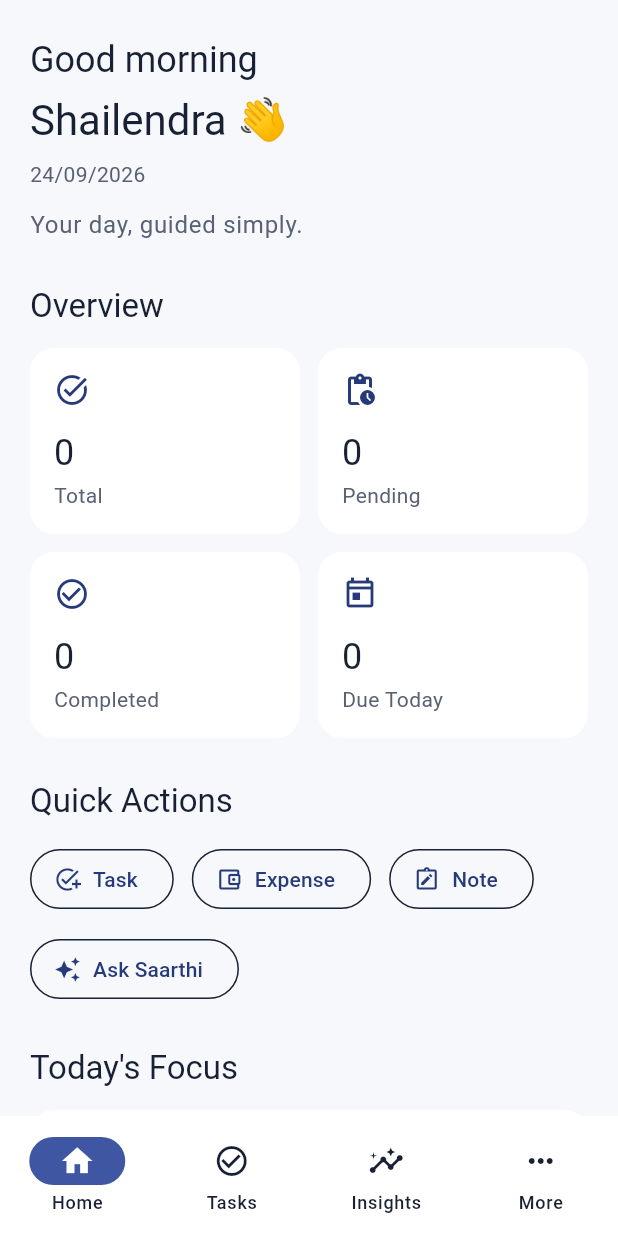
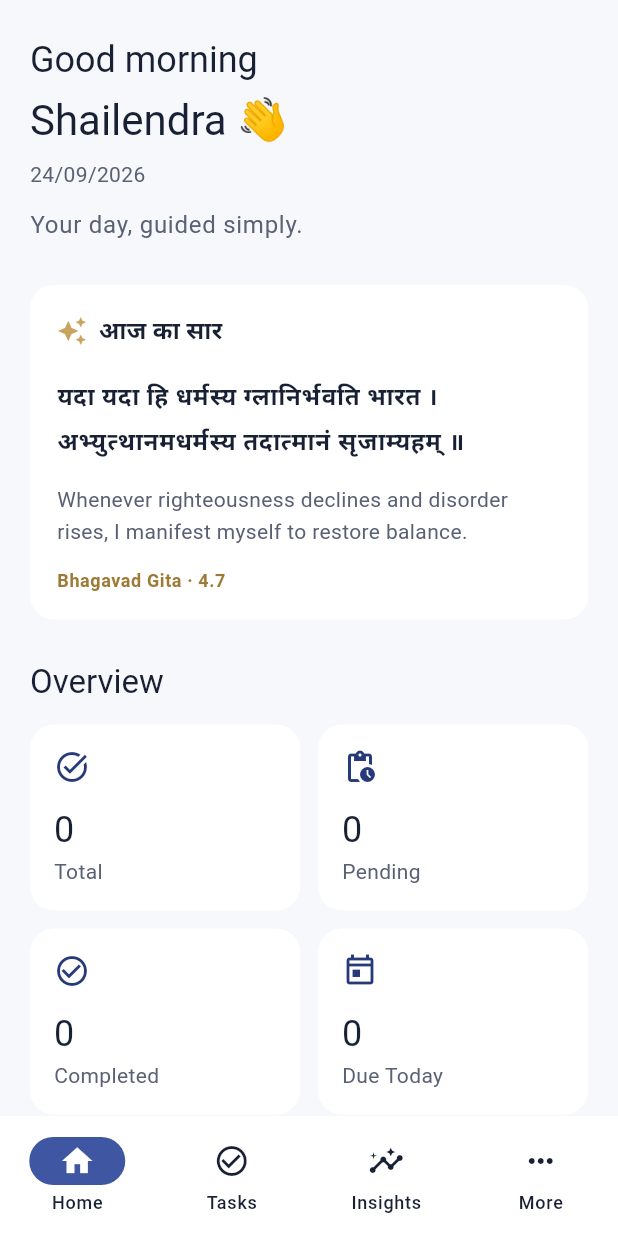
Before and after one commit to sahil1-rawat/life-saarthi-app, a Flutter app: the screen it shows after launch, on a phone screen of 412 x 824 dp. Run offline on Flutter 3.47's test engine with Material 3 defaults, Android fonts, the phone set to English and light mode, and no system bars; our stand-ins replace flutter_riverpod, sqflite; accounts and stored records are empty; network calls fail.

Commit message:
added shlok card in dashboard

```diff
--- /dev/null
+++ b/life_saarthi_app/lib/core/widgets/daily_geeta_card.dart
@@ -0,0 +1,68 @@
+import 'package:flutter/material.dart';
+
+import '../../app/theme/app_colors.dart';
+import '../../features/dashboard/data/daily_geeta_shloks.dart';
+
+class DailyGeetaCard extends StatelessWidget {
+  const DailyGeetaCard({super.key, required this.shlok});
+
+  final DailyGeetaShlok shlok;
+
+  @override
+  Widget build(BuildContext context) {
+    final theme = Theme.of(context);
+
+    return Card(
+      child: Padding(
+        padding: const EdgeInsets.all(18),
+        child: Column(
+          crossAxisAlignment: CrossAxisAlignment.start,
+          children: [
+            Row(
+              children: [
+                const Icon(Icons.auto_awesome, size: 20, color: AppColors.gold),
+                const SizedBox(width: 8),
+                Text(
+                  'आज का सार',
+                  style: theme.textTheme.titleMedium?.copyWith(
+                    fontWeight: FontWeight.w700,
+                  ),
+                ),
+              ],
+            ),
+
+            const SizedBox(height: 16),
+
+            Text(
+              shlok.sanskrit,
+              style: theme.textTheme.bodyLarge?.copyWith(
+                height: 1.8,
+                fontWeight: FontWeight.w600,
+              ),
+            ),
+
+            const SizedBox(height: 14),
+
+            Text(
+              shlok.meaning,
+              style: theme.textTheme.bodyMedium?.copyWith(
+                height: 1.5,
+                color: AppColors.textSecondary,
+              ),
+            ),
+
+            const SizedBox(height: 14),
+
+            Text(
+              'Bhagavad Gita · ${shlok.chapter}.${shlok.verse}',
+              style: theme.textTheme.bodySmall?.copyWith(
+                color: AppColors.goldDark,
+                fontWeight: FontWeight.w600,
+              ),
+            ),
+          ],
+        ),
+      ),
+    );
+  }
+}
--- /dev/null
+++ b/life_saarthi_app/lib/features/dashboard/data/daily_geeta_shloks.dart
@@ -0,0 +1,125 @@
+class DailyGeetaShlok {
+  const DailyGeetaShlok({
+    required this.sanskrit,
+    required this.meaning,
+    required this.chapter,
+    required this.verse,
+  });
+
+  final String sanskrit;
+  final String meaning;
+  final int chapter;
+  final int verse;
+}
+
+const dailyGeetaShloks = <DailyGeetaShlok>[
+  DailyGeetaShlok(
+    sanskrit:
+        'कर्मण्येवाधिकारस्ते मा फलेषु कदाचन ।\n'
+        'मा कर्मफलहेतुर्भूर्मा ते सङ्गोऽस्त्वकर्मणि ॥',
+    meaning:
+        'You have control over your actions, but not over their results. '
+        'Focus on doing your duty without being attached to the outcome.',
+    chapter: 2,
+    verse: 47,
+  ),
+
+  DailyGeetaShlok(
+    sanskrit:
+        'योगस्थः कुरु कर्माणि सङ्गं त्यक्त्वा धनञ्जय ।\n'
+        'सिद्ध्यसिद्ध्योः समो भूत्वा समत्वं योग उच्यते ॥',
+    meaning:
+        'Perform your actions with balance, letting go of attachment to '
+        'success or failure. This balance is called yoga.',
+    chapter: 2,
+    verse: 48,
+  ),
+
+  DailyGeetaShlok(
+    sanskrit:
+        'न हि ज्ञानेन सदृशं पवित्रमिह विद्यते ।\n'
+        'तत्स्वयं योगसंसिद्धः कालेनात्मनि विन्दति ॥',
+    meaning:
+        'Nothing in this world is as purifying as true knowledge. '
+        'With time and sincere practice, it is realized within oneself.',
+    chapter: 4,
+    verse: 38,
+  ),
+
+  DailyGeetaShlok(
+    sanskrit:
+        'उद्धरेदात्मनाऽत्मानं नात्मानमवसादयेत् ।\n'
+        'आत्मैव ह्यात्मनो बन्धुरात्मैव रिपुरात्मनः ॥',
+    meaning:
+        'Lift yourself through your own efforts and do not let yourself '
+        'fall. Your mind can be your greatest friend or your greatest enemy.',
+    chapter: 6,
+    verse: 5,
+  ),
+
+  DailyGeetaShlok(
+    sanskrit:
+        'मनःप्रसादः सौम्यत्वं मौनमात्मविनिग्रहः ।\n'
+        'भावसंशुद्धिरित्येतत्तपो मानसमुच्यते ॥',
+    meaning:
+        'A calm mind, gentleness, silence, self-control and purity of '
+        'thought are forms of inner discipline.',
+    chapter: 17,
+    verse: 16,
+  ),
+
+  DailyGeetaShlok(
+    sanskrit:
+        'अद्वेष्टा सर्वभूतानां मैत्रः करुण एव च ।\n'
+        'निर्ममो निरहङ्कारः समदुःखसुखः क्षमी ॥',
+    meaning:
+        'Be free from hatred, be friendly and compassionate, and remain '
+        'balanced in happiness and difficulty.',
+    chapter: 12,
+    verse: 13,
+  ),
+
+  DailyGeetaShlok(
+    sanskrit:
+        'यदा यदा हि धर्मस्य ग्लानिर्भवति भारत ।\n'
+        'अभ्युत्थानमधर्मस्य तदात्मानं सृजाम्यहम् ॥',
+    meaning:
+        'Whenever righteousness declines and disorder rises, I manifest '
+        'myself to restore balance.',
+    chapter: 4,
+    verse: 7,
+  ),
+
+  DailyGeetaShlok(
+    sanskrit:
+        'परित्राणाय साधूनां विनाशाय च दुष्कृताम् ।\n'
+        'धर्मसंस्थापनार्थाय सम्भवामि युगे युगे ॥',
+    meaning:
+        'To protect goodness, overcome wrongdoing and restore dharma, '
+        'I appear age after age.',
+    chapter: 4,
+    verse: 8,
+  ),
+
+  DailyGeetaShlok(
+    sanskrit:
+        'श्रद्धावान् लभते ज्ञानं तत्परः संयतेन्द्रियः ।\n'
+        'ज्ञानं लब्ध्वा परां शान्तिमचिरेणाधिगच्छति ॥',
+    meaning:
+        'A sincere person who has faith and disciplined senses gains '
+        'knowledge and, through it, attains deep peace.',
+    chapter: 4,
+    verse: 39,
+  ),
+
+  DailyGeetaShlok(
+    sanskrit:
+        'मय्येव मन आधत्स्व मयि बुद्धिं निवेशय ।\n'
+        'निवसिष्यसि मय्येव अत ऊर्ध्वं न संशयः ॥',
+    meaning:
+        'Place your mind and understanding in the Divine, and remain '
+        'steadfast in that connection.',
+    chapter: 12,
+    verse: 8,
+  ),
+];
--- a/life_saarthi_app/lib/features/dashboard/presentation/dashboard_screen.dart
+++ b/life_saarthi_app/lib/features/dashboard/presentation/dashboard_screen.dart
@@ -1,5 +1,7 @@
 import 'package:flutter/material.dart';
 import 'package:flutter_riverpod/flutter_riverpod.dart';
+import 'package:life_saarthi_app/core/widgets/daily_geeta_card.dart';
+import 'package:life_saarthi_app/features/dashboard/data/daily_geeta_shloks.dart';
 import 'package:life_saarthi_app/features/tasks/presentation/widgets/add_task_bottom_sheet.dart';
 
 import '../../../app/theme/app_colors.dart';
@@ -10,6 +12,20 @@ import '../../tasks/presentation/providers/task_notifier.dart';
 
 class DashboardScreen extends ConsumerWidget {
   const DashboardScreen({super.key});
+  // CHANGED:
+  // Selects one shlok based on the server-synchronized calendar date.
+  // The same shlok remains visible throughout the same day.
+  DailyGeetaShlok _getTodayShlok(DateTime currentTime) {
+    final dayNumber = DateTime(
+      currentTime.year,
+      currentTime.month,
+      currentTime.day,
+    ).difference(DateTime(2026, 1, 1)).inDays;
+
+    final index = dayNumber % dailyGeetaShloks.length;
+
+    return dailyGeetaShloks[index];
+  }
 
   @override
   Widget build(BuildContext context, WidgetRef ref) {
@@ -34,7 +50,11 @@ class DashboardScreen extends ConsumerWidget {
                       _buildHeader(context, currentTime),
 
                       const SizedBox(height: 28),
+                      // CHANGED:
+                      // Daily Bhagavad Gita shlok.
+                      DailyGeetaCard(shlok: _getTodayShlok(currentTime)),
 
+                      const SizedBox(height: 28),
                       // CHANGED:
                       // Pass the current task state to the overview.
                       _buildOverview(context, taskState),
```
